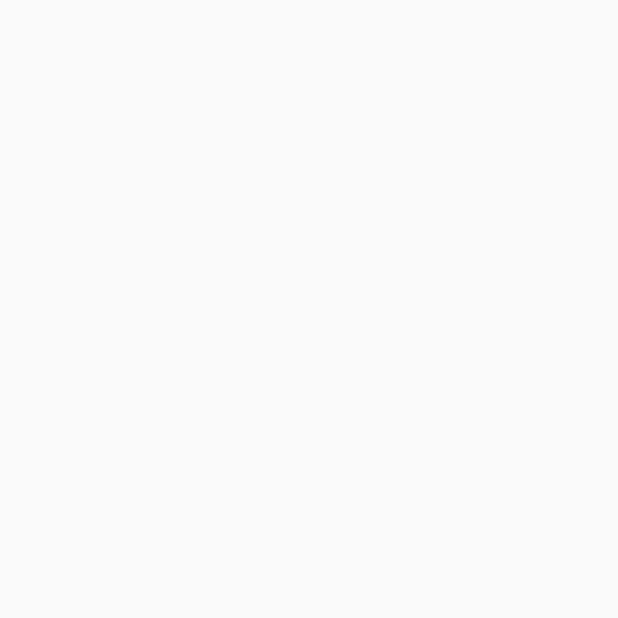
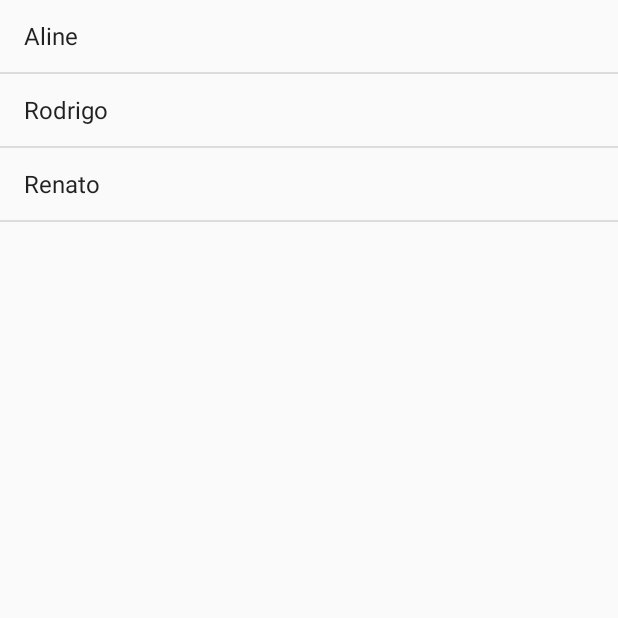
Before and after one commit to renatofmsoares/android-agenda, an Android app: the screen it shows after launch (MainActivity), on a phone screen of 412 x 824 dp, the top half of it. Before the commit the part shown is empty. Run offline under Robolectric (Android 15) with nearby library versions, the phone set to English and light mode, and no system bars.

Commit message:
Aplicando layout para a Activity

```diff
--- a/app/src/main/java/alura/com/br/MainActivity.java
+++ b/app/src/main/java/alura/com/br/MainActivity.java
@@ -2,16 +2,34 @@ package alura.com.br;
 
 import android.app.Activity;
 import android.os.Bundle;
+import android.widget.ArrayAdapter;
+import android.widget.ListView;
 import android.widget.Toast;
 
 import androidx.annotation.Nullable;
+
+import java.util.ArrayList;
+import java.util.Arrays;
+import java.util.List;
 
 public class MainActivity extends Activity {
 
     @Override
     protected void onCreate(@Nullable Bundle savedInstanceState) {
         super.onCreate(savedInstanceState);
+        setContentView((R.layout.activity_main));
+        List<String> alunos = new ArrayList<>(
+                Arrays.asList("Aline", "Rodrigo", "Renato")
+        );
 
-        Toast.makeText(this, "Renato Soares", Toast.LENGTH_LONG).show();
+        ListView list_view_alunos = findViewById(R.id.activity_main_lista_de_alunos);
+        list_view_alunos.setAdapter(new ArrayAdapter<>(
+                this,
+                android.R.layout.simple_list_item_1,
+                alunos
+        ));
+
+
+
     }
 }
--- /dev/null
+++ b/app/src/main/res/layout/activity_main.xml
@@ -0,0 +1,10 @@
+<?xml version="1.0" encoding="utf-8"?>
+<LinearLayout xmlns:android="http://schemas.android.com/apk/res/android"
+    android:orientation="vertical" android:layout_width="match_parent"
+    android:layout_height="match_parent">
+
+    <ListView
+        android:id="@+id/activity_main_lista_de_alunos"
+        android:layout_width="match_parent"
+        android:layout_height="match_parent" />
+</LinearLayout>
```
